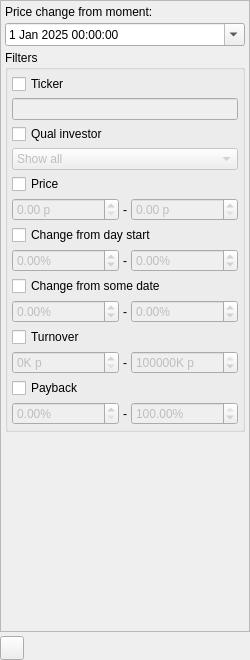
The window that app/src/widgets/stockscontrolswidget/stockscontrolswidget.ui (Gris87/TInvestor) describes before a commit, drawn with Qt 5.
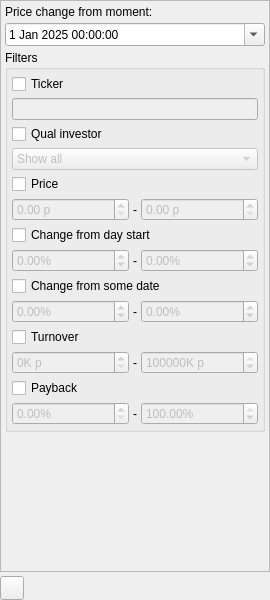
The same window after the commit. Icons and pictures are not drawn. Custom widgets are drawn as their Qt base class.

Diff of the .ui file:
```diff
--- a/app/src/widgets/stockscontrolswidget/stockscontrolswidget.ui
+++ b/app/src/widgets/stockscontrolswidget/stockscontrolswidget.ui
@@ -6,13 +6,13 @@
    <rect>
     <x>0</x>
     <y>0</y>
-    <width>250</width>
-    <height>660</height>
+    <width>270</width>
+    <height>600</height>
    </rect>
   </property>
   <property name="maximumSize">
    <size>
-    <width>250</width>
+    <width>270</width>
     <height>16777215</height>
    </size>
   </property>
@@ -64,8 +64,8 @@
            <rect>
             <x>0</x>
             <y>0</y>
-            <width>249</width>
-            <height>614</height>
+            <width>313</width>
+            <height>554</height>
            </rect>
           </property>
           <layout class="QVBoxLayout" name="verticalLayout_3">
```
